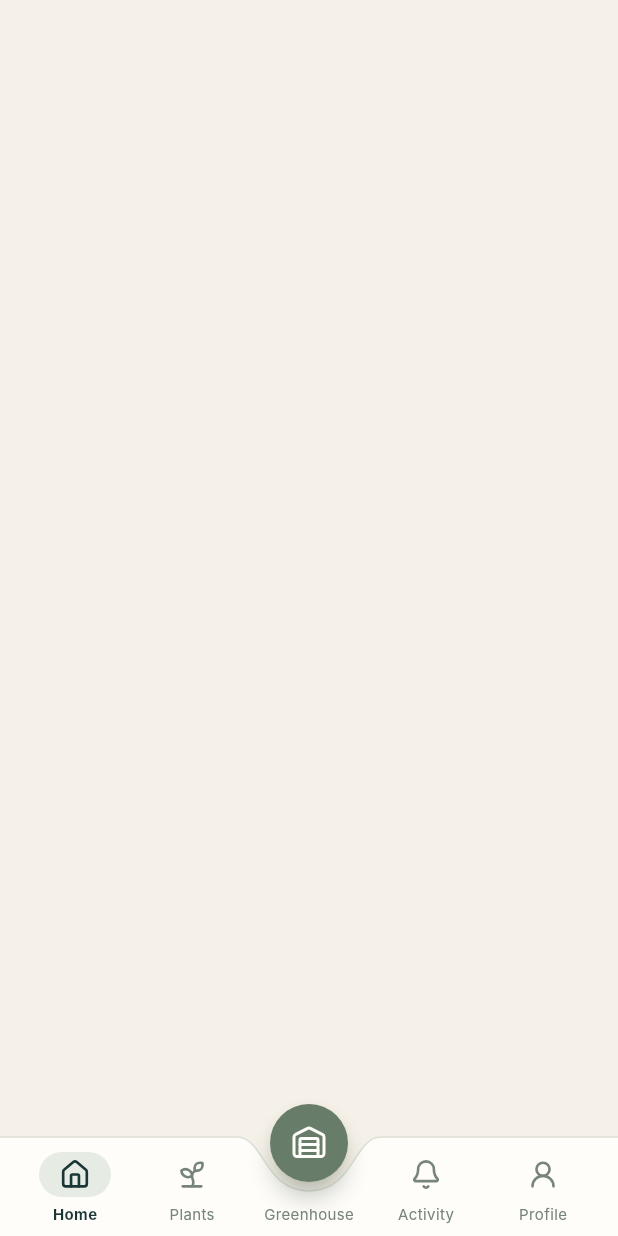
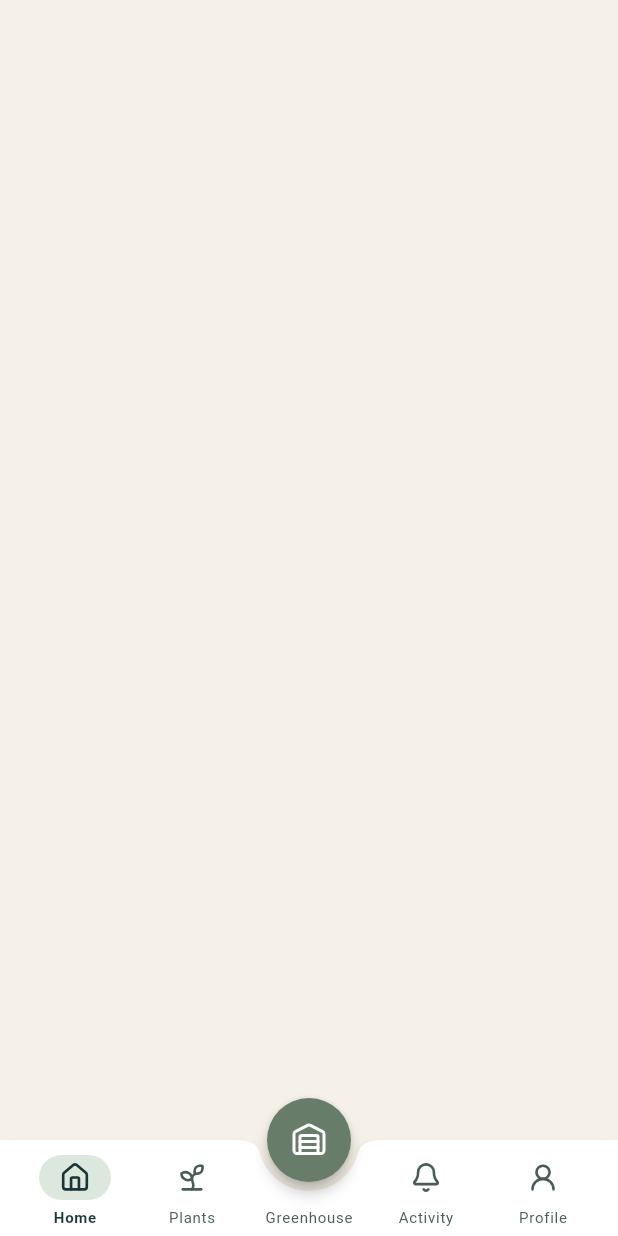
Before and after one commit to fabiogentile-gif/verdant, a Flutter app: the screen it shows after launch, on a phone screen of 412 x 824 dp. Run offline on Flutter 3.47's test engine with Material 3 defaults, Android fonts, the phone set to English and light mode, and no system bars; our stand-ins replace lucide_icons_flutter; Roboto replaces fonts that are missing (Inter).

Commit message:
Modificato la bottom bar

```diff
--- a/lib/shell.dart
+++ b/lib/shell.dart
@@ -36,6 +36,11 @@ class _AppShellState extends State<AppShell> {
         initialRoute: AppRoutes.homepage,
         onGenerateRoute: AppRoutes.onGenerateTab,
       ),
+      floatingActionButton: AppCenterButton(
+        selected: _index == AppBottomNavigation.featuredIndex,
+        onPressed: () => _onTap(AppBottomNavigation.featuredIndex),
+      ),
+      floatingActionButtonLocation: FloatingActionButtonLocation.centerDocked,
       bottomNavigationBar: AppBottomNavigation(
         currentIndex: _index,
         onTap: _onTap,
--- a/lib/widgets/components/app_bottom_navigation.dart
+++ b/lib/widgets/components/app_bottom_navigation.dart
@@ -11,19 +11,7 @@ class AppBottomNavigation extends StatelessWidget {
   final int currentIndex;
   final ValueChanged<int> onTap;
 
-  // Token dal design Figma
-  static const _background = Color(0xFFFFFDFA);
-  static const _border = Color(0xFFDCE0D6);
-  static const _indicator = Color(0xFFE6EBE3);
-  static const _active = Color(0xFF1A3636);
-  static const _inactive = Color(0xFF77847B);
-
-  // Voce in evidenza (Greenhouse)
-  static const _featuredIndex = 2;
-  static const _featuredIdle = Color(0xFF677D6A);
-  static const _circleSize = 52.0;
-  static const _protrusion = 22.0; // quanto il cerchio esce sopra la barra
-  static const _gap = 6.0; // spazio tra cerchio e bordo dell'incavo
+  static const featuredIndex = 2; // Greenhouse
 
   static const _items = [
     _NavItemData('Home', LucideIcons.house),
@@ -35,33 +23,18 @@ class AppBottomNavigation extends StatelessWidget {
 
   @override
   Widget build(BuildContext context) {
-    final featuredSelected = currentIndex == _featuredIndex;
-    final featuredColor = featuredSelected ? _active : _featuredIdle;
+    final scheme = Theme.of(context).colorScheme;
 
-    return Material(
-      type: MaterialType.transparency,
-      child: Stack(
-        children: [
-          // Sfondo della barra con incavo
-          Positioned.fill(
-            child: CustomPaint(
-              painter: _BarPainter(
-                top: _protrusion,
-                notchDepth: _circleSize - _protrusion + _gap,
-                notchHalfWidth: _circleSize / 2 + 22,
-                fill: _background,
-                border: _border,
-              ),
-            ),
-          ),
-          // Contenuto della barra
-          Padding(
-            padding: const EdgeInsets.only(top: _protrusion),
-            child: SafeArea(
-              top: false,
-              minimum: const EdgeInsets.only(bottom: 8),
-              child: Padding(
+    return BottomAppBar(
+      height: 64,
       padding: const EdgeInsets.fromLTRB(12, 10, 12, 0),
+      color: scheme.surface,
+      surfaceTintColor: Colors.transparent,
+      elevation: 8,
+      shadowColor: scheme.shadow.withValues(alpha: 0.15),
+      shape: const CircularNotchedRectangle(),
+      notchMargin: 6,
+      clipBehavior: Clip.antiAlias,
       child: Row(
         spacing: 2,
         crossAxisAlignment: CrossAxisAlignment.start,
@@ -71,45 +44,8 @@ class AppBottomNavigation extends StatelessWidget {
               child: _NavItem(
                 data: _items[i],
                 selected: i == currentIndex,
-                          featured: i == _featuredIndex,
+                featured: i == featuredIndex,
                 onTap: () => onTap(i),
-                        ),
-                      ),
-                  ],
-                ),
-              ),
-            ),
-          ),
-          // Cerchio in evidenza, centrato e sporgente
-          Positioned(
-            top: 0,
-            left: 0,
-            right: 0,
-            child: Center(
-              child: Semantics(
-                button: true,
-                selected: featuredSelected,
-                label: _items[_featuredIndex].label,
-                excludeSemantics: true,
-                child: Material(
-                  color: featuredColor,
-                  elevation: 6,
-                  shadowColor: featuredColor.withValues(alpha: 0.5),
-                  shape: const CircleBorder(),
-                  clipBehavior: Clip.antiAlias,
-                  child: InkWell(
-                    onTap: () => onTap(_featuredIndex),
-                    child: SizedBox.square(
-                      dimension: _circleSize,
-                      child: Icon(
-                        _items[_featuredIndex].icon,
-                        size: 24,
-                        color: _background,
-                      ),
-                    ),
-                  ),
-                ),
-              ),
               ),
             ),
         ],
@@ -118,57 +54,32 @@ class AppBottomNavigation extends StatelessWidget {
   }
 }
 
-class _BarPainter extends CustomPainter {
-  const _BarPainter({
-    required this.top,
-    required this.notchDepth,
-    required this.notchHalfWidth,
-    required this.fill,
-    required this.border,
+// Cerchio centrale
+class AppCenterButton extends StatelessWidget {
+  const AppCenterButton({
+    super.key,
+    required this.selected,
+    required this.onPressed,
   });
 
-  final double top; // y del bordo superiore della barra
-  final double notchDepth; // profondità dell'incavo sotto il bordo
-  final double notchHalfWidth; // metà larghezza dell'incavo
-  final Color fill;
-  final Color border;
+  final bool selected;
+  final VoidCallback onPressed;
 
   @override
-  void paint(Canvas canvas, Size size) {
-    final cx = size.width / 2;
-    final ctrl = notchHalfWidth * 0.625; // morbidezza della curva
+  Widget build(BuildContext context) {
+    final scheme = Theme.of(context).colorScheme;
 
-    // Bordo superiore con incavo
-    final edge = Path()
-      ..moveTo(0, top)
-      ..lineTo(cx - notchHalfWidth, top)
-      ..cubicTo(cx - ctrl, top, cx - ctrl, top + notchDepth, cx, top + notchDepth)
-      ..cubicTo(cx + ctrl, top + notchDepth, cx + ctrl, top, cx + notchHalfWidth, top)
-      ..lineTo(size.width, top);
-
-    final body = Path.from(edge)
-      ..lineTo(size.width, size.height)
-      ..lineTo(0, size.height)
-      ..close();
-
-    canvas.drawShadow(body, Colors.black.withValues(alpha: 0.12), 4, false);
-    canvas.drawPath(body, Paint()..color = fill);
-    canvas.drawPath(
-      edge,
-      Paint()
-        ..color = border
-        ..style = PaintingStyle.stroke
-        ..strokeWidth = 1,
+    return FloatingActionButton(
+      heroTag: null,
+      onPressed: onPressed,
+      elevation: 4,
+      highlightElevation: 6,
+      shape: const CircleBorder(),
+      backgroundColor: selected ? scheme.inverseSurface : scheme.primary,
+      foregroundColor: selected ? scheme.onInverseSurface : scheme.onPrimary,
+      child: const Icon(LucideIcons.warehouse, size: 24),
     );
   }
-
-  @override
-  bool shouldRepaint(_BarPainter old) =>
-      old.top != top ||
-      old.notchDepth != notchDepth ||
-      old.notchHalfWidth != notchHalfWidth ||
-      old.fill != fill ||
-      old.border != border;
 }
 
 class _NavItemData {
@@ -192,15 +103,11 @@ class _NavItem extends StatelessWidget {
 
   @override
   Widget build(BuildContext context) {
-    final color =
-        selected ? AppBottomNavigation._active : AppBottomNavigation._inactive;
+    final theme = Theme.of(context);
+    final scheme = theme.colorScheme;
+    final color = selected ? scheme.onSurface : scheme.onSurfaceVariant;
 
-    return Semantics(
-      button: true,
-      selected: selected,
-      label: data.label,
-      excludeSemantics: true,
-      child: InkWell(
+    return InkWell(
       onTap: onTap,
       borderRadius: BorderRadius.circular(12),
       child: Column(
@@ -208,18 +115,15 @@ class _NavItem extends StatelessWidget {
         spacing: 4,
         children: [
           if (featured)
-              // Spazio lasciato al cerchio (disegnato sopra, nello Stack)
+            // Spazio lasciato al cerchio
             const SizedBox(height: 30)
           else
-              AnimatedContainer(
-                duration: const Duration(milliseconds: 200),
+            Container(
               width: 48,
               height: 30,
               alignment: Alignment.center,
               decoration: BoxDecoration(
-                  color: selected
-                      ? AppBottomNavigation._indicator
-                      : Colors.transparent,
+                color: selected ? scheme.primaryContainer : Colors.transparent,
                 borderRadius: BorderRadius.circular(100),
               ),
               child: Icon(data.icon, size: 21, color: color),
@@ -227,8 +131,7 @@ class _NavItem extends StatelessWidget {
           Text(
             data.label,
             maxLines: 1,
-              style: TextStyle(
-                fontFamily: 'Inter',
+            style: theme.textTheme.labelSmall?.copyWith(
               fontSize: 10,
               fontWeight: selected ? FontWeight.w700 : FontWeight.w400,
               color: color,
@@ -236,7 +139,6 @@ class _NavItem extends StatelessWidget {
           ),
         ],
       ),
-      ),
     );
   }
 }
--- a/pubspec.yaml
+++ b/pubspec.yaml
@@ -35,6 +35,7 @@ dependencies:
   # Use with the CupertinoIcons class for iOS style icons.
   cupertino_icons: ^1.0.8
   lucide_icons_flutter: ^4.0.2
+  circle_nav_bar: ^2.2.0
 
 dev_dependencies:
   flutter_test:
```
Also changed, not shown: pubspec.lock. Lines whose indentation alone changed are shown as unchanged.
